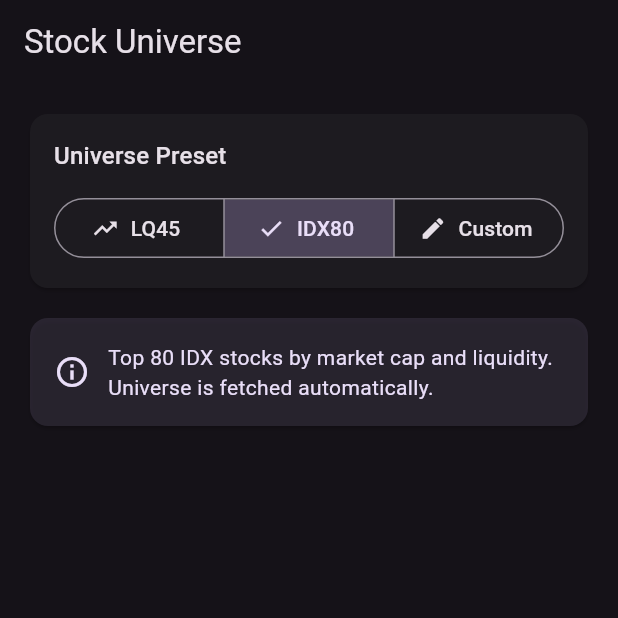
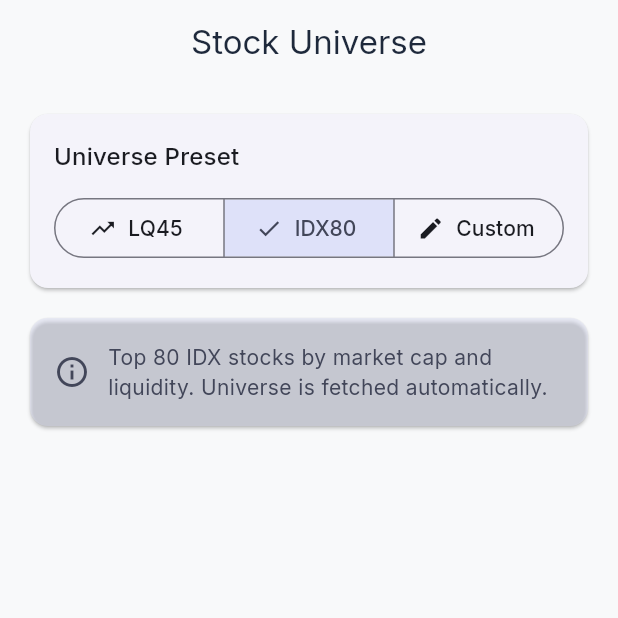
Before and after one commit to halixm-dev/stock-screener, a Flutter app: the UniverseScreen screen opened by its route, after a tap on "IDX80", on a phone screen of 412 x 824 dp, the top half of it. Run offline on Flutter 3.47's test engine with Material 3 defaults, Android fonts, the phone set to English and light mode, and no system bars; our stand-ins replace bloc, equatable, flutter_bloc, flutter_local_notifications, go_router, google_fonts and 3 more; missing offline and left inert: workmanager; accounts and stored records are empty.

Commit message:
feat(theme): implement premium design tokens and app theme

```diff
--- /dev/null
+++ b/lib/ui/theme/app_theme.dart
@@ -0,0 +1,121 @@
+import 'package:flutter/material.dart';
+import 'package:google_fonts/google_fonts.dart';
+
+import 'design_tokens.dart';
+
+class AppTheme {
+  static const Color _lightBackground = Color(0xFFF8F9FA);
+  static const Color _lightSurface = Color(0xFFFFFFFF);
+  static const Color _lightAccent = Color(0xFF2962FF);
+
+  static const Color _darkBackground = Color(0xFF0B0E14);
+  static const Color _darkSurface = Color(0xFF151A24);
+  static const Color _darkAccent = Color(0xFF00F0FF);
+
+  static final DesignTokens _lightTokens = DesignTokens(
+    background60: _lightBackground,
+    surface30: _lightSurface,
+    accent10: _lightAccent,
+    textPrimary: const Color(0xFF1E293B),
+    textSecondary: const Color(0xFF64748B),
+    cardShadow: [
+      BoxShadow(
+        color: const Color(0xFF0F172A).withValues(alpha: 0.04),
+        blurRadius: 10,
+        offset: const Offset(0, 4),
+      ),
+      BoxShadow(
+        color: const Color(0xFF0F172A).withValues(alpha: 0.02),
+        blurRadius: 4,
+        offset: const Offset(0, 2),
+      ),
+    ],
+    glowEffect: [
+      BoxShadow(
+        color: _lightAccent.withValues(alpha: 0.3),
+        blurRadius: 12,
+        spreadRadius: 2,
+      ),
+    ],
+  );
+
+  static final DesignTokens _darkTokens = DesignTokens(
+    background60: _darkBackground,
+    surface30: _darkSurface,
+    accent10: _darkAccent,
+    textPrimary: const Color(0xFFF8FAFC),
+    textSecondary: const Color(0xFF94A3B8),
+    cardShadow: [
+      BoxShadow(
+        color: Colors.black.withValues(alpha: 0.25),
+        blurRadius: 12,
+        offset: const Offset(0, 8),
+      ),
+      BoxShadow(
+        color: Colors.black.withValues(alpha: 0.15),
+        blurRadius: 4,
+        offset: const Offset(0, 2),
+      ),
+    ],
+    glowEffect: [
+      BoxShadow(
+        color: _darkAccent.withValues(alpha: 0.4),
+        blurRadius: 16,
+        spreadRadius: 2,
+      ),
+    ],
+  );
+
+  static ThemeData get light {
+    final base = ThemeData(
+      useMaterial3: true,
+      brightness: Brightness.light,
+      colorScheme: ColorScheme.fromSeed(
+        seedColor: _lightAccent,
+        brightness: Brightness.light,
+        surface: _lightBackground,
+        primary: _lightAccent,
+      ),
+    );
+
+    return base.copyWith(
+      scaffoldBackgroundColor: _lightBackground,
+      textTheme: GoogleFonts.interTextTheme(base.textTheme),
+      appBarTheme: AppBarTheme(
+        backgroundColor: _lightBackground,
+        foregroundColor: const Color(0xFF1E293B),
+        elevation: 0,
+        centerTitle: true,
+      ),
+      extensions: [_lightTokens],
+    );
+  }
+
+  static ThemeData get dark {
+    final base = ThemeData(
+      useMaterial3: true,
+      brightness: Brightness.dark,
+      colorScheme: ColorScheme.fromSeed(
+        seedColor: _darkAccent,
+        brightness: Brightness.dark,
+        surface: _darkBackground,
+        primary: _darkAccent,
+      ),
+    );
+
+    return base.copyWith(
+      scaffoldBackgroundColor: _darkBackground,
+      textTheme: GoogleFonts.interTextTheme(base.textTheme).apply(
+        bodyColor: const Color(0xFFF8FAFC),
+        displayColor: const Color(0xFFF8FAFC),
+      ),
+      appBarTheme: AppBarTheme(
+        backgroundColor: _darkBackground,
+        foregroundColor: const Color(0xFFF8FAFC),
+        elevation: 0,
+        centerTitle: true,
+      ),
+      extensions: [_darkTokens],
+    );
+  }
+}
--- /dev/null
+++ b/lib/ui/theme/design_tokens.dart
@@ -0,0 +1,61 @@
+import 'package:flutter/material.dart';
+
+class DesignTokens extends ThemeExtension<DesignTokens> {
+  final Color background60;
+  final Color surface30;
+  final Color accent10;
+  final Color textPrimary;
+  final Color textSecondary;
+  final List<BoxShadow> cardShadow;
+  final List<BoxShadow> glowEffect;
+
+  const DesignTokens({
+    required this.background60,
+    required this.surface30,
+    required this.accent10,
+    required this.textPrimary,
+    required this.textSecondary,
+    required this.cardShadow,
+    required this.glowEffect,
+  });
+
+  @override
+  ThemeExtension<DesignTokens> copyWith({
+    Color? background60,
+    Color? surface30,
+    Color? accent10,
+    Color? textPrimary,
+    Color? textSecondary,
+    List<BoxShadow>? cardShadow,
+    List<BoxShadow>? glowEffect,
+  }) {
+    return DesignTokens(
+      background60: background60 ?? this.background60,
+      surface30: surface30 ?? this.surface30,
+      accent10: accent10 ?? this.accent10,
+      textPrimary: textPrimary ?? this.textPrimary,
+      textSecondary: textSecondary ?? this.textSecondary,
+      cardShadow: cardShadow ?? this.cardShadow,
+      glowEffect: glowEffect ?? this.glowEffect,
+    );
+  }
+
+  @override
+  ThemeExtension<DesignTokens> lerp(
+    covariant ThemeExtension<DesignTokens>? other,
+    double t,
+  ) {
+    if (other is! DesignTokens) {
+      return this;
+    }
+    return DesignTokens(
+      background60: Color.lerp(background60, other.background60, t)!,
+      surface30: Color.lerp(surface30, other.surface30, t)!,
+      accent10: Color.lerp(accent10, other.accent10, t)!,
+      textPrimary: Color.lerp(textPrimary, other.textPrimary, t)!,
+      textSecondary: Color.lerp(textSecondary, other.textSecondary, t)!,
+      cardShadow: BoxShadow.lerpList(cardShadow, other.cardShadow, t) ?? cardShadow,
+      glowEffect: BoxShadow.lerpList(glowEffect, other.glowEffect, t) ?? glowEffect,
+    );
+  }
+}
```
Also changed, not shown: lib/main.dart (+4 -7 lines).
